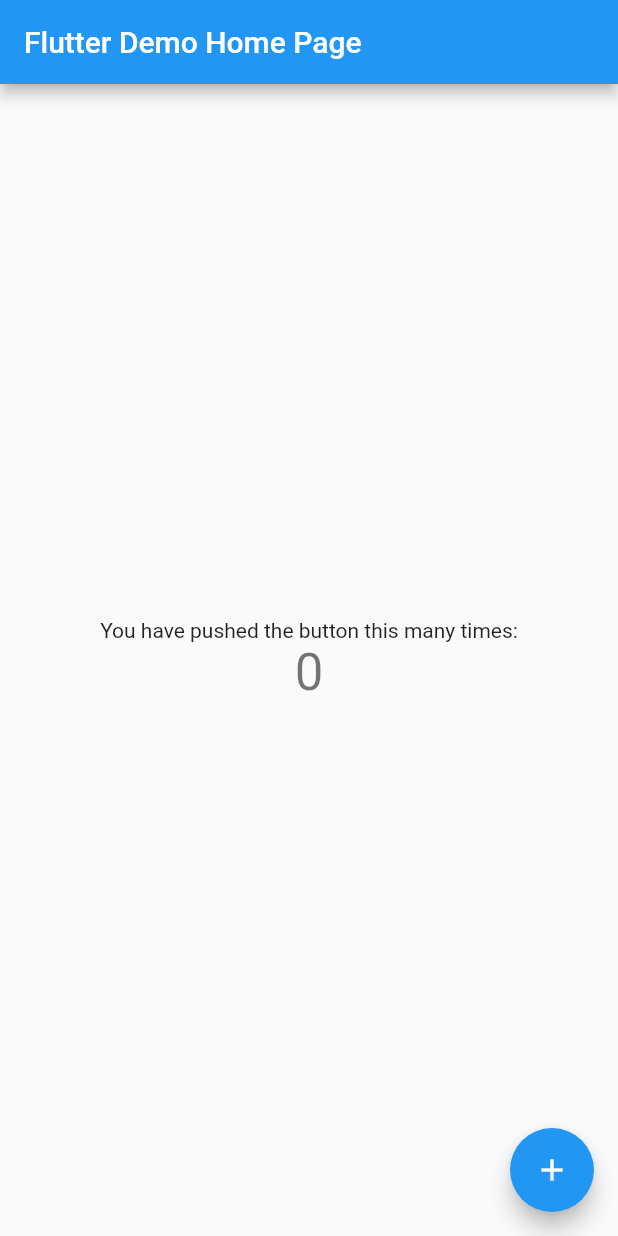
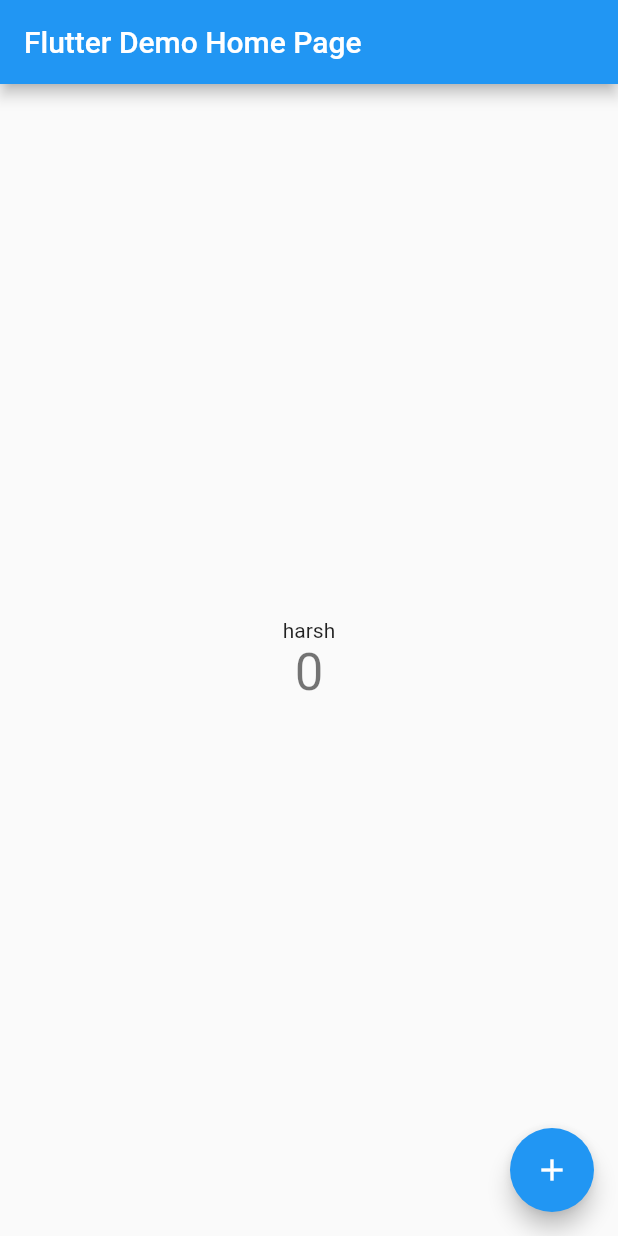
Before and after one commit to HarshBalar/edmo, a Flutter app: the screen it shows after launch, on a phone screen of 412 x 824 dp. Run offline on Flutter 3.47's test engine with Material 2 defaults, Android fonts, the phone set to English and light mode, and no system bars.

Commit message:
change my name

```diff
--- a/lib/main.dart
+++ b/lib/main.dart
@@ -96,7 +96,7 @@ class _MyHomePageState extends State<MyHomePage> {
           mainAxisAlignment: MainAxisAlignment.center,
           children: <Widget>[
             const Text(
-              'You have pushed the button this many times:',
+              'harsh',
             ),
             Text(
               '$_counter',
```
